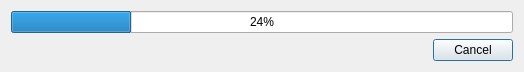
First picture: the form in dialogentropyprocess.ui, repository horsicq/XEntropyWidget, before the edit.
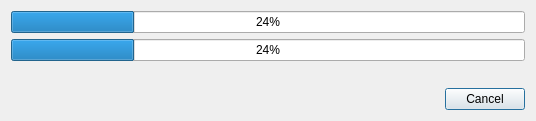
Second picture: the form after the edit.

Patch:
```diff
--- a/dialogentropyprocess.ui
+++ b/dialogentropyprocess.ui
@@ -6,8 +6,8 @@
    <rect>
     <x>0</x>
     <y>0</y>
-    <width>524</width>
-    <height>70</height>
+    <width>536</width>
+    <height>121</height>
    </rect>
   </property>
   <property name="windowTitle">
@@ -24,6 +24,29 @@
      </property>
     </widget>
    </item>
+   <item>
+    <widget class="QProgressBar" name="progressBar2">
+     <property name="value">
+      <number>24</number>
+     </property>
+     <property name="alignment">
+      <set>Qt::AlignCenter</set>
+     </property>
+    </widget>
+   </item>
+   <item>
+    <spacer name="verticalSpacer">
+     <property name="orientation">
+      <enum>Qt::Vertical</enum>
+     </property>
+     <property name="sizeHint" stdset="0">
+      <size>
+       <width>20</width>
+       <height>40</height>
+      </size>
+     </property>
+    </spacer>
+   </item>
    <item>
     <layout class="QHBoxLayout" name="horizontalLayout">
      <item>
```
Left out of the diff: 2 changed lines with no effect on the pictures.
